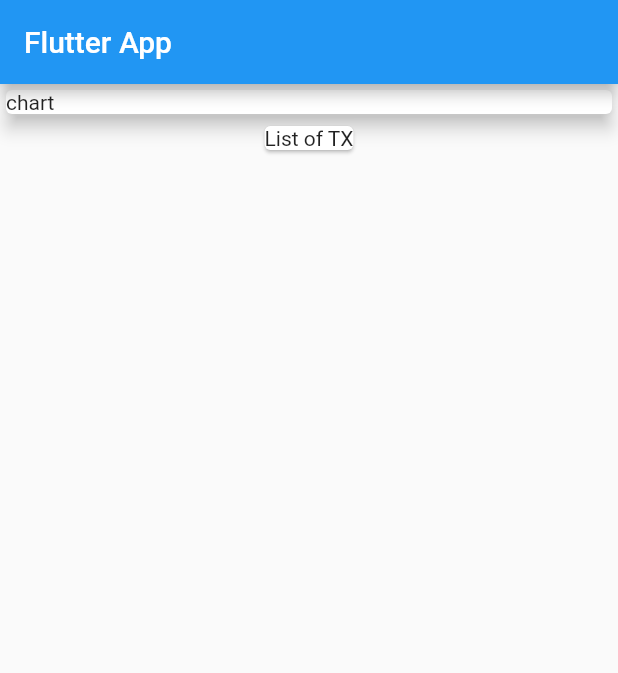
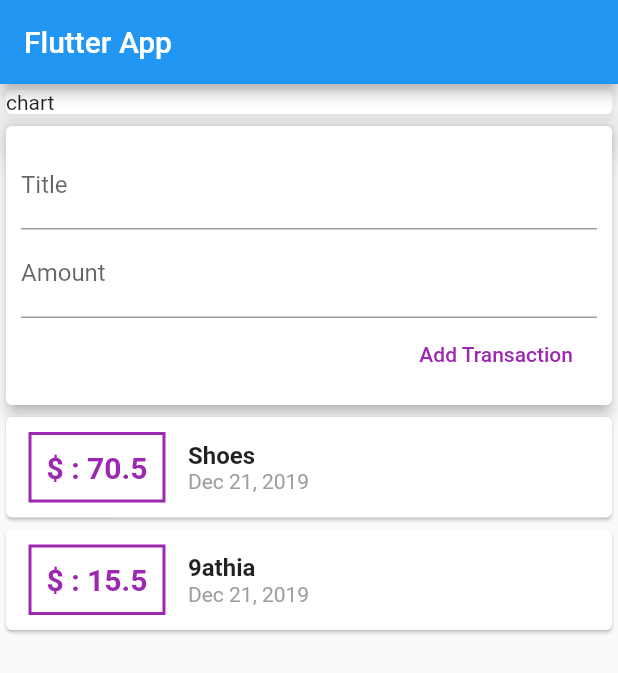
Before and after one commit to mohamedkuch/MyWalletApp, a Flutter app: the screen it shows after launch, on a phone screen of 412 x 824 dp. Shown: the top 673 px of the screen. Run offline on Flutter 3.47's test engine with Material 2 defaults, Android fonts, the phone set to English and light mode, and no system bars.

Commit message:
finish lesson 83

```diff
--- a/expense_app/lib/main.dart
+++ b/expense_app/lib/main.dart
@@ -1,4 +1,7 @@
+import 'package:intl/intl.dart';
 import 'package:flutter/material.dart';
+
+import './transaction.dart';
 
 void main() => runApp(MyApp());
 
@@ -13,6 +16,27 @@ class MyApp extends StatelessWidget {
 }
 
 class MyHomePage extends StatelessWidget {
+  final List<Transaction> transactions = [
+    Transaction(
+      id: 't1',
+      title: 'Shoes',
+      amount: 70.50,
+      date: DateTime.now(),
+    ),
+    Transaction(
+      id: 't2',
+      title: '9athia',
+      amount: 15.50,
+      date: DateTime.now(),
+    ),
+  ];
+  // String titleInput;
+  // String amountInput;
+
+  final titleController = TextEditingController();
+  final amountController = TextEditingController();
+
+
   @override
   Widget build(BuildContext context) {
     return Scaffold(
@@ -20,16 +44,95 @@ class MyHomePage extends StatelessWidget {
           title: Text('Flutter App'),
         ),
         body: Column(
+          // mainAxisAlignment: MainAxisAlignment.start,
+          crossAxisAlignment: CrossAxisAlignment.stretch,
           children: <Widget>[
             Container(
               width: double.infinity,
               child: Card(
                 child: Text('chart'),
-                elevation: 5,
+                elevation: 10,
               ),
             ),
             Card(
-              child: Text('List of TX'),
+              elevation: 4,
+              child: Container(
+                padding: EdgeInsets.all(10),
+                child: Column(
+                  crossAxisAlignment: CrossAxisAlignment.end,
+                  children: <Widget>[
+                    TextField(
+                      decoration: InputDecoration(labelText: 'Title'),
+                      controller: titleController,
+                      // onChanged: (value) {
+                      //   titleInput = value;
+                      // },
+                    ),
+                    TextField(
+                      decoration: InputDecoration(labelText: 'Amount'),
+                      controller: amountController,
+                      // onChanged: (value) {
+                      //   amountInput = value;
+                      // },
+                    ),
+                    FlatButton(
+                      child: Text('Add Transaction'),
+                      onPressed: () {
+                        print(titleController.text);
+                      },
+                      textColor: Colors.purple,
+                    )
+                  ],
+                ),
+              ),
+            ),
+            Column(
+              children: transactions.map((tx) {
+                return Card(
+                  child: Row(
+                    children: <Widget>[
+                      Container(
+                        margin: EdgeInsets.symmetric(
+                          vertical: 10,
+                          horizontal: 15,
+                        ),
+                        decoration: BoxDecoration(
+                          border: Border.all(
+                            color: Colors.purple,
+                            width: 2,
+                          ),
+                        ),
+                        padding: EdgeInsets.all(10),
+                        child: Text(
+                          '\$ : ${tx.amount}',
+                          style: TextStyle(
+                              fontWeight: FontWeight.bold,
+                              fontSize: 20,
+                              color: Colors.purple),
+                        ),
+                      ),
+                      Column(
+                        crossAxisAlignment: CrossAxisAlignment.start,
+                        children: <Widget>[
+                          Text(
+                            tx.title,
+                            style: TextStyle(
+                              fontSize: 16,
+                              fontWeight: FontWeight.bold,
+                            ),
+                          ),
+                          Text(
+                            DateFormat.yMMMd().format(tx.date),
+                            style: TextStyle(
+                              color: Colors.grey,
+                            ),
+                          ),
+                        ],
+                      )
+                    ],
+                  ),
+                );
+              }).toList(),
             )
           ],
         ));
--- /dev/null
+++ b/expense_app/lib/transaction.dart
@@ -0,0 +1,15 @@
+import 'package:flutter/foundation.dart';
+
+class Transaction {
+  final String id;
+  final String title;
+  final double amount;
+  final DateTime date;
+
+  Transaction({
+    @required this.id,
+    @required this.title,
+    @required this.amount,
+    @required this.date,
+  });
+}
--- a/expense_app/pubspec.yaml
+++ b/expense_app/pubspec.yaml
@@ -19,6 +19,7 @@ environment:
 dependencies:
   flutter:
     sdk: flutter
+  intl: ^0.16.0
 
   # The following adds the Cupertino Icons font to your application.
   # Use with the CupertinoIcons class for iOS style icons.
```
Also changed, not shown: expense_app/pubspec.lock.
